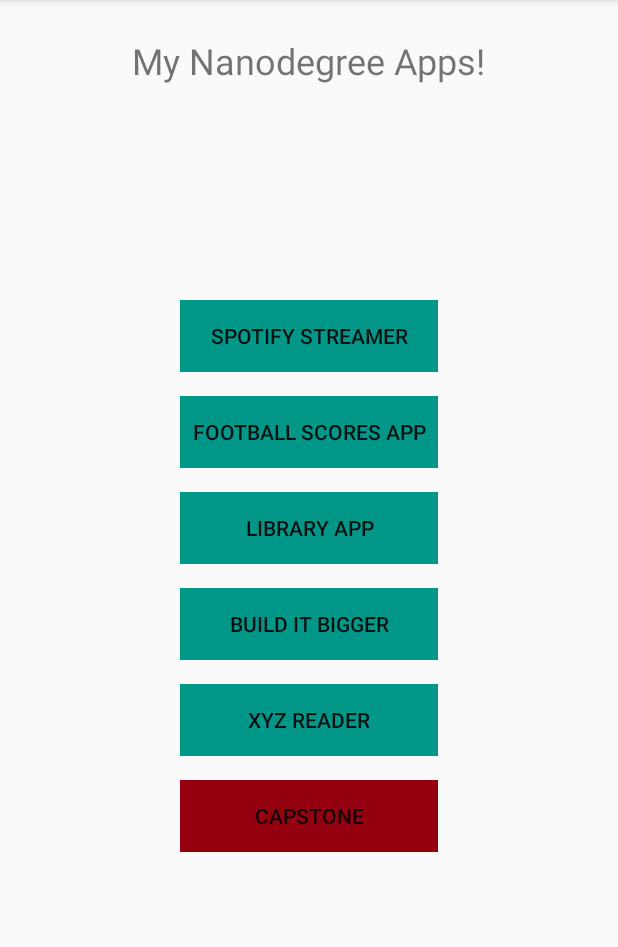
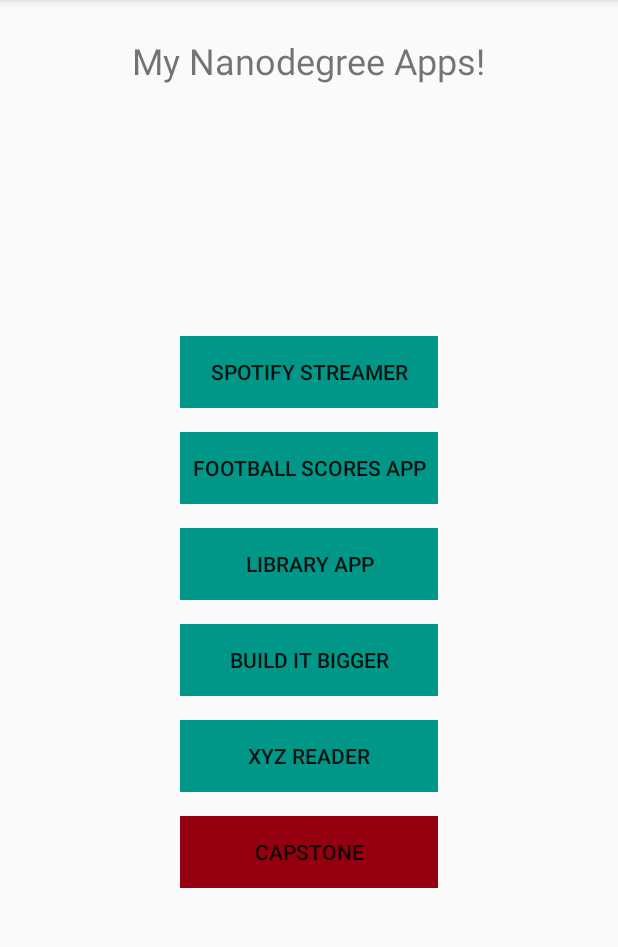
Before and after one commit to easycheese/Project0-MyAppPortfolio, an Android app: the screen it shows after launch (MainActivity), on a phone screen of 412 x 824 dp, the part 84-1031 px from its top. Run offline under Robolectric (Android 15) with nearby library versions, the phone set to English and light mode, and no system bars.

```diff
--- a/app/src/main/java/com/companionfree/nanodegree/project0/MainActivity.java
+++ b/app/src/main/java/com/companionfree/nanodegree/project0/MainActivity.java
@@ -9,62 +9,31 @@ import android.widget.Button;
 import android.widget.Toast;
 
 
-public class MainActivity extends AppCompatActivity implements View.OnClickListener {
+public class MainActivity extends AppCompatActivity {
 
-    private Button project1;
-    private Button project2;
-    private Button project3;
-    private Button project4;
-    private Button project5;
-    private Button project6;
 
     @Override
     protected void onCreate(Bundle savedInstanceState) {
         super.onCreate(savedInstanceState);
         setContentView(R.layout.activity_main);
 
-        project1 = (Button) findViewById(R.id.button_project1);
-        project1.setOnClickListener(this);
-
-        project2 = (Button) findViewById(R.id.button_project2);
-        project2.setOnClickListener(this);
-
-        project3 = (Button) findViewById(R.id.button_project3);
-        project3.setOnClickListener(this);
-
-        project4 = (Button) findViewById(R.id.button_project4);
-        project4.setOnClickListener(this);
-
-        project5 = (Button) findViewById(R.id.button_project5);
-        project5.setOnClickListener(this);
-
-        project6 = (Button) findViewById(R.id.button_project6);
-        project6.setOnClickListener(this);
     }
 
     @Override
     public boolean onCreateOptionsMenu(Menu menu) {
-        // Inflate the menu; this adds items to the action bar if it is present.
         getMenuInflater().inflate(R.menu.menu_main, menu);
         return true;
     }
 
     @Override
     public boolean onOptionsItemSelected(MenuItem item) {
-        // Handle action bar item clicks here. The action bar will
-        // automatically handle clicks on the Home/Up button, so long
-        // as you specify a parent activity in AndroidManifest.xml.
         int id = item.getItemId();
-
-        //noinspection SimplifiableIfStatement
         if (id == R.id.action_settings) {
             return true;
         }
-
         return super.onOptionsItemSelected(item);
     }
 
-    @Override
     public void onClick(View v) {
         CharSequence buttonText = ((Button)v).getText();
         String text = String.format(getString(R.string.app_click), buttonText);
--- a/app/src/main/res/layout/activity_main.xml
+++ b/app/src/main/res/layout/activity_main.xml
@@ -5,18 +5,24 @@
     android:paddingTop="@dimen/activity_vertical_margin"
     android:paddingBottom="@dimen/activity_vertical_margin" tools:context=".MainActivity">
 
-    <TextView android:text="@string/title" android:layout_width="wrap_content"
+    <TextView
+        android:id="@+id/title"
+        android:text="@string/title"
+        android:layout_width="wrap_content"
         android:layout_height="wrap_content"
         android:layout_centerHorizontal="true"
-        android:layout_margin="8dp"
+        android:layout_margin="@dimen/button_margin"
         android:textSize="24sp"
         />
 
     <LinearLayout
         android:layout_width="wrap_content"
-        android:layout_height="wrap_content"
-        android:layout_centerInParent="true"
+        android:layout_height="match_parent"
+        android:layout_centerHorizontal="true"
+        android:gravity="center_vertical"
         android:orientation="vertical"
+        android:layout_below="@id/title"
+        android:layout_alignParentBottom="true"
         >
         <Button
             android:id="@+id/button_project1"
@@ -25,8 +31,9 @@
             android:text="@string/project1"
             style="?android:attr/borderlessButtonStyle"
             android:background="@color/primary"
-            android:layout_margin="8dp"
-            android:padding="8dp"
+            android:layout_margin="@dimen/button_margin"
+            android:padding="@dimen/button_padding"
+            android:onClick="onClick"
             />
         <Button
             android:id="@+id/button_project2"
@@ -35,8 +42,9 @@
             android:text="@string/project2"
             style="?android:attr/borderlessButtonStyle"
             android:background="@color/primary"
-            android:layout_margin="8dp"
-            android:padding="8dp"
+            android:layout_margin="@dimen/button_margin"
+            android:padding="@dimen/button_padding"
+            android:onClick="onClick"
             />
         <Button
             android:id="@+id/button_project3"
@@ -45,8 +53,8 @@
             android:text="@string/project3"
             style="?android:attr/borderlessButtonStyle"
             android:background="@color/primary"
-            android:layout_margin="8dp"
-            android:padding="8dp"
+            android:layout_margin="@dimen/button_margin"
+            android:padding="@dimen/button_padding"
             />
         <Button
             android:id="@+id/button_project4"
@@ -55,8 +63,9 @@
             android:text="@string/project4"
             style="?android:attr/borderlessButtonStyle"
             android:background="@color/primary"
-            android:layout_margin="8dp"
-            android:padding="8dp"
+            android:layout_margin="@dimen/button_margin"
+            android:padding="@dimen/button_padding"
+            android:onClick="onClick"
             />
         <Button
             android:id="@+id/button_project5"
@@ -65,8 +74,9 @@
             android:text="@string/project5"
             style="?android:attr/borderlessButtonStyle"
             android:background="@color/primary"
-            android:layout_margin="8dp"
-            android:padding="8dp"
+            android:layout_margin="@dimen/button_margin"
+            android:padding="@dimen/button_padding"
+            android:onClick="onClick"
             />
         <Button
             android:id="@+id/button_project6"
@@ -75,8 +85,9 @@
             android:text="@string/project6"
             style="?android:attr/borderlessButtonStyle"
             android:background="@color/colorAccent"
-            android:layout_margin="8dp"
-            android:padding="8dp"
+            android:layout_margin="@dimen/button_margin"
+            android:padding="@dimen/button_padding"
+            android:onClick="onClick"
             />
     </LinearLayout>
 
--- a/app/src/main/res/values/dimens.xml
+++ b/app/src/main/res/values/dimens.xml
@@ -2,4 +2,7 @@
     <!-- Default screen margins, per the Android Design guidelines. -->
     <dimen name="activity_horizontal_margin">16dp</dimen>
     <dimen name="activity_vertical_margin">16dp</dimen>
+
+    <dimen name="button_margin">8dp</dimen>
+    <dimen name="button_padding">8dp</dimen>
 </resources>
```
